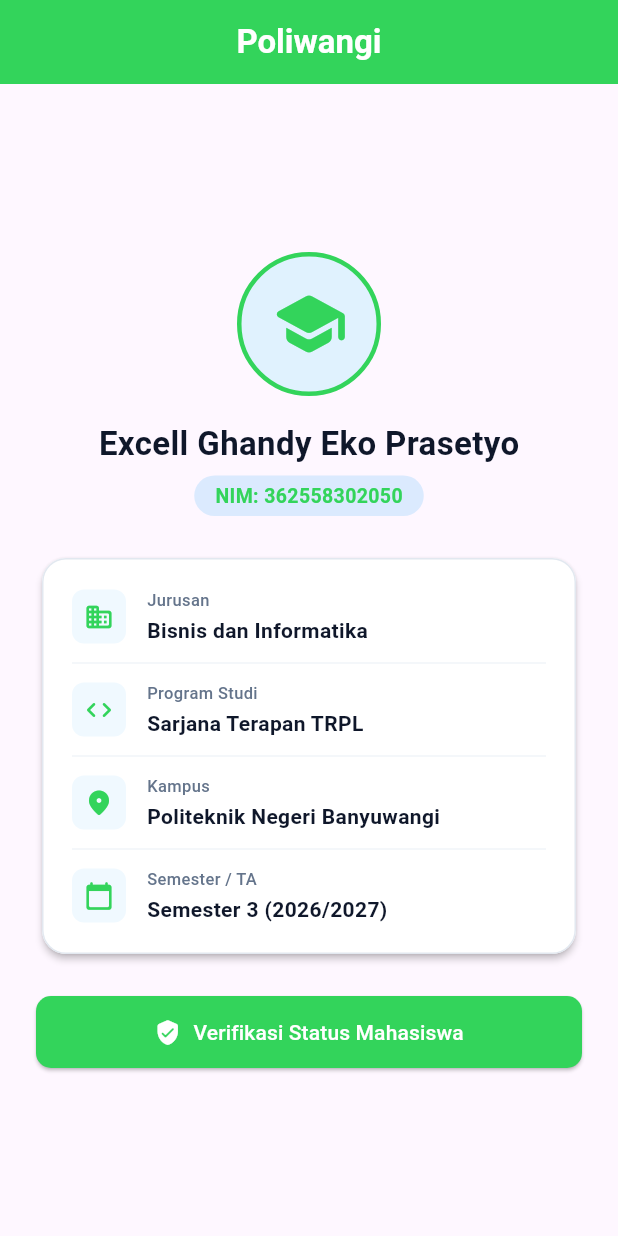
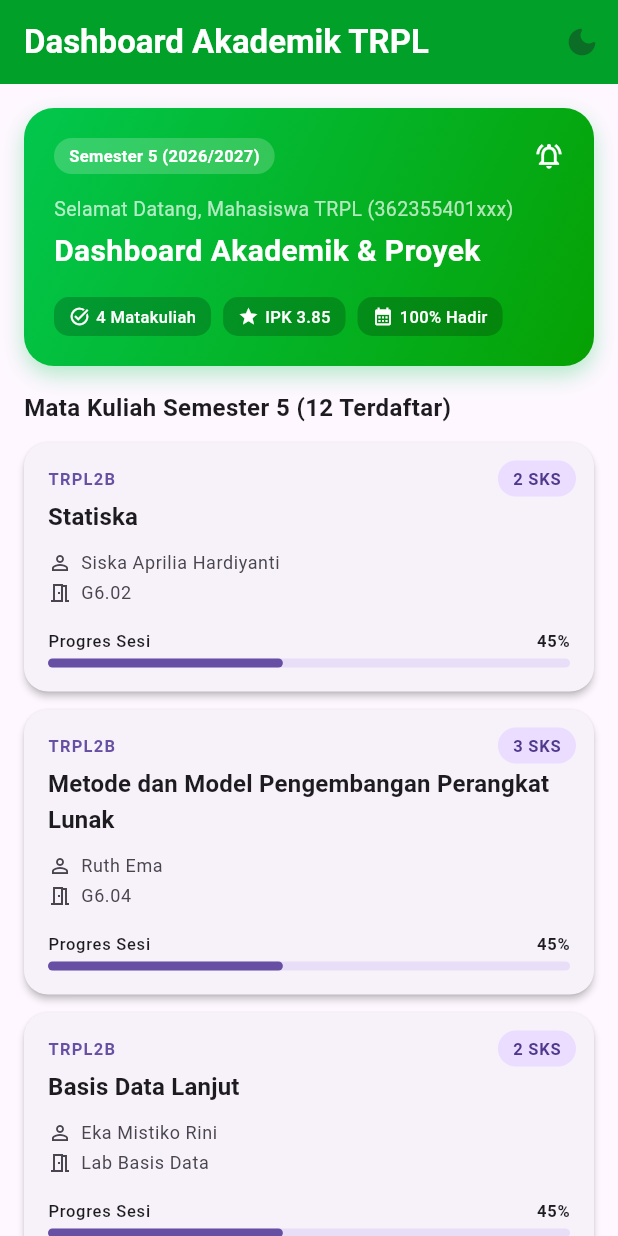
Before and after one commit to excelyoiii-droid/ExcellSukasendiri.github.io, a Flutter app: the screen it shows after launch, on a phone screen of 412 x 824 dp. Run offline on Flutter 3.47's test engine with Material 3 defaults, Android fonts, the phone set to English and light mode, and no system bars.

Commit message:
feat(w02): implement responsive academic dashboard with layoutbuilder and m3 theme

```diff
--- a/lib/main.dart
+++ b/lib/main.dart
@@ -1,6 +1,5 @@
 import 'package:flutter/material.dart';
-import 'modul_01/profile_screen.dart';
-
+import 'package:flutter_2/modul_02/academic_dashboard_screen.dart';
 void main() {
   runApp(const MyApp());
 }
@@ -16,7 +15,7 @@
       theme: ThemeData(
         primarySwatch: Colors.blue,
       ),
-      home: const ProfileScreen(),
+      home: const AcademicDashboardScreen(),
     );
   }
 }
--- /dev/null
+++ b/lib/modul_02/academic_dashboard_screen.dart
@@ -0,0 +1,106 @@
+import 'package:flutter/material.dart';
+import 'models/course.dart';
+import 'widgets/course_card.dart';
+import 'widgets/header_banner.dart';
+
+/// Tampilan dashboard. Widget ini TIDAK mengatur tema sendiri: ia membaca
+/// `themeMode` dari konstruktor dan melaporkan aksi tombol lewat
+/// `onToggleTheme`. Tema tetap terpusat di `MaterialApp` (modul_02_app.dart).
+class AcademicDashboardScreen extends StatelessWidget {
+  const AcademicDashboardScreen({
+    super.key,
+    this.themeMode = ThemeMode.light,
+    this.onToggleTheme,
+  });
+
+  final ThemeMode themeMode;
+  final VoidCallback? onToggleTheme;
+
+  // Daftar mata kuliah bersifat tetap (tidak berubah selama aplikasi hidup),
+  // sehingga cukup menjadi data statis — bukan state.
+  static final List<Course> _courses = Course.getSampleCourses();
+
+  bool get _isDarkMode => themeMode == ThemeMode.dark;
+
+  @override
+  Widget build(BuildContext context) {
+    return Scaffold(
+      appBar: AppBar(
+        title: const Text(
+          'Dashboard Akademik TRPL',
+          style: TextStyle(fontWeight: FontWeight.bold),
+        ),
+        backgroundColor: const Color.fromARGB(255, 1, 161, 41),
+        foregroundColor: Colors.white,
+        actions: [
+          IconButton(
+            icon: Icon(_isDarkMode ? Icons.light_mode_rounded : Icons.dark_mode_rounded),
+            tooltip: _isDarkMode ? 'Mode Terang' : 'Mode Gelap',
+            // Aksi diteruskan ke atas; layar tidak mengubah tema sendiri.
+            onPressed: onToggleTheme,
+          ),
+        ],
+      ),
+      // LayoutBuilder membaca ukuran layar untuk menentukan tata letak responsif
+      body: LayoutBuilder(
+        builder: (context, constraints) {
+          // Breakpoint 600dp: Tablet / Landscape menggunakan 2 kolom
+          if (constraints.maxWidth >= 600) {
+            return Padding(
+              padding: const EdgeInsets.all(20.0),
+              child: Row(
+                crossAxisAlignment: CrossAxisAlignment.start,
+                children: [
+                  // Kolom kiri: banner profil
+                  const Expanded(
+                    flex: 2,
+                    child: SingleChildScrollView(
+                      child: HeaderBanner(),
+                    ),
+                  ),
+                  const SizedBox(width: 20),
+                  // Kolom kanan: jumlah kolom mengikuti ruang yang tersedia.
+                  Expanded(
+                    flex: 3,
+                    child: GridView.builder(
+                      gridDelegate: const SliverGridDelegateWithMaxCrossAxisExtent(
+                        // Lebar kartu tidak melebihi 340 dp. Pada ruang yang
+                        // cukup GridView menambah kolom; pada ruang sempit
+                        // jumlah kolom otomatis berkurang.
+                        maxCrossAxisExtent: 340,
+                        crossAxisSpacing: 16,
+                        mainAxisSpacing: 16,
+                        // Tinggi eksplisit agar seluruh isi CourseCard muat.
+                        // Jangan gabungkan dengan childAspectRatio.
+                        mainAxisExtent: 240,
+                      ),
+                      itemCount: _courses.length,
+                      itemBuilder: (context, index) {
+                        return CourseCard(course: _courses[index]);
+                      },
+                    ),
+                  ),
+                ],
+              ),
+            );
+          }
+
+          // Default (smartphone): tata letak 1 kolom vertikal
+          return ListView(
+            padding: const EdgeInsets.all(16),
+            children: [
+              const HeaderBanner(),
+              const SizedBox(height: 16),
+              Text(
+                'Mata Kuliah Semester 5 (${_courses.length} Terdaftar)',
+                style: const TextStyle(fontSize: 16, fontWeight: FontWeight.bold),
+              ),
+              const SizedBox(height: 12),
+              ..._courses.map((course) => CourseCard(course: course)),
+            ],
+          );
+        },
+      ),
+    );
+  }
+}
--- /dev/null
+++ b/lib/modul_02/models/course.dart
@@ -0,0 +1,119 @@
+// Model data untuk mata kuliah
+class Course {
+  final String code;
+  final String name;
+  final String lecturer;
+  final int sks;
+  final double progress; // progres silabus (0.0 - 1.0)
+  final String room;
+
+  const Course({
+    required this.code,
+    required this.name,
+    required this.lecturer,
+    required this.sks,
+    required this.progress,
+    this.room = 'Lab Komputer 3',
+  });
+
+  // Data dummy untuk bahan praktikum & testing
+  static List<Course> getSampleCourses() {
+    return const [
+      Course(
+        code: 'TRPL2B',
+        name: 'Statiska',
+        lecturer: 'Siska Aprilia Hardiyanti',
+        sks: 2,
+        progress: 0.45,
+        room: 'G6.02',
+      ),
+      Course(
+        code: 'TRPL2B',
+        name: 'Metode dan Model Pengembangan Perangkat Lunak',
+        lecturer: 'Ruth Ema',
+        sks: 3,
+        progress: 0.45,
+        room: 'G6.04',
+      ),
+      Course(
+        code: 'TRPL2B',
+        name: 'Basis Data Lanjut',
+        lecturer: 'Eka Mistiko Rini',
+        sks: 2,
+        progress: 0.45,
+        room: 'Lab Basis Data',
+      ),
+      Course(
+        code: 'TRPL2B',
+        name: 'Pratikum Basis Data Lanjut',
+        lecturer: 'Eka Mistiko Rini',
+        sks: 3,
+        progress: 0.45,
+        room: 'Lab Basis Data',
+      ),
+      Course(
+        code: 'TRPL2B',
+        name: 'Rekayasa Kebutuhan Perangkat Lunak',
+        lecturer: 'Eka Novita Sari',
+        sks: 2,
+        progress: 0.45,
+        room: 'G4.01',
+      ),
+      Course(code: 'TRPL2B',
+        name: 'Interoperabilitas',
+        lecturer: 'I Wayan',
+        sks: 2,
+        progress: 0.45,
+        room: 'Lab TUK',
+      ),
+      Course(
+        code: 'TRPL2B',
+        name: 'Praktikum Interoperabilitas',
+        lecturer: 'I Wayan',
+        sks: 3,
+        progress: 0.45,
+        room: 'Lab TUK',
+      ),
+      Course(
+        code: 'TRPL2B',
+        name: 'Pemrograman Web Lanjut',
+        lecturer: 'Devit',
+        sks: 2,
+        progress: 0.45,
+        room: 'Lab Pemrograman 2',
+      ),
+      Course(
+        code: 'TRPL2B',
+        name: 'Praktikum Pemrograman Web Lanjut',
+        lecturer: 'Devit',
+        sks: 3,
+        progress: 0.45,
+        room: 'Lab Pemrograman 2',
+      ),
+      Course(
+        code: 'TRPL2B',
+        name: 'Pancasila',
+        lecturer: 'Ninik Sri Rahayu Wilujeng',
+        sks: 2,
+        progress: 0.45,
+        room: 'G5.01',
+      ),
+      Course(
+        code: 'TRPL2B',
+        name: 'Pemrograman Perangkat Bergerak',
+        lecturer: 'Galih',
+        sks: 2,
+        progress: 0.45,
+        room: 'Lab TUK',
+      ),
+      Course(
+        code: 'TRPL2B',
+        name: 'Praktikum Pemrograman Perangkat Bergerak',
+        lecturer: 'Galih',
+        sks: 3,
+        progress: 0.45,
+        room: 'Lab TUK',
+      ),
+    ];
+  }
+}
--- /dev/null
+++ b/lib/modul_02/modul_02_app.dart
@@ -0,0 +1,64 @@
+import 'package:flutter/material.dart';
+
+import 'academic_dashboard_screen.dart';
+
+/// Pemilik state tema aplikasi Modul 02.
+///
+/// State `ThemeMode` sengaja diletakkan DI SINI — di atas `MaterialApp` —
+/// bukan di dalam layar. Itulah pola terpusat pada §2.6: `MaterialApp`
+/// menerima `theme`, `darkTheme`, dan `themeMode` sekaligus.
+class Modul02App extends StatefulWidget {
+  const Modul02App({super.key});
+
+  @override
+  State<Modul02App> createState() => _Modul02AppState();
+}
+
+class _Modul02AppState extends State<Modul02App> {
+  // Satu-satunya state di lapisan aplikasi: mode tema yang sedang aktif.
+  ThemeMode _themeMode = ThemeMode.light;
+
+  void _toggleTheme() {
+    setState(() {
+      _themeMode = _themeMode == ThemeMode.dark
+          ? ThemeMode.light
+          : ThemeMode.dark;
+    });
+  }
+
+  @override
+  Widget build(BuildContext context) {
+    return MaterialApp(
+      debugShowCheckedModeBanner: false,
+      title: 'Modul 02 — Declarative UI & Responsive Layout',
+      // Tema terang (default)
+      theme: ThemeData(
+        useMaterial3: true,
+        colorScheme: ColorScheme.fromSeed(
+          seedColor: const Color.fromARGB(255, 5, 212, 19),
+          brightness: Brightness.light,
+        ),
+        cardTheme: CardThemeData(
+          elevation: 2,
+          shape: RoundedRectangleBorder(
+            borderRadius: BorderRadius.circular(16),
+          ),
+        ),
+      ),
+      // Tema gelap
+      darkTheme: ThemeData(
+        useMaterial3: true,
+        colorScheme: ColorScheme.fromSeed(
+          seedColor: const Color.fromARGB(255, 2, 163, 23),
+          brightness: Brightness.dark,
+        ),
+      ),
+      // Ditentukan oleh tombol di AppBar, bukan oleh pengaturan OS.
+      themeMode: _themeMode,
+      home: AcademicDashboardScreen(
+        themeMode: _themeMode,
+        onToggleTheme: _toggleTheme,
+      ),
+    );
+  }
+}
--- /dev/null
+++ b/lib/modul_02/widgets/course_card.dart
@@ -0,0 +1,129 @@
+import 'package:flutter/material.dart';
+import '../models/course.dart';
+
+class CourseCard extends StatelessWidget {
+  final Course course;
+
+  const CourseCard({super.key, required this.course});
+
+  @override
+  Widget build(BuildContext context) {
+    final theme = Theme.of(context);
+
+    return Card(
+      elevation: 2,
+      margin: const EdgeInsets.only(bottom: 12),
+      shape: RoundedRectangleBorder(borderRadius: BorderRadius.circular(16)),
+      // Pakai Stack agar badge SKS bisa menimpa pojok kanan atas kartu
+      child: Stack(
+        children: [
+          // Konten utama kartu
+          Padding(
+            padding: const EdgeInsets.all(16.0),
+            child: Column(
+              crossAxisAlignment: CrossAxisAlignment.start,
+              children: [
+                Text(
+                  course.code,
+                  style: theme.textTheme.labelSmall?.copyWith(
+                    color: theme.colorScheme.primary,
+                    fontWeight: FontWeight.bold,
+                    letterSpacing: 0.8,
+                  ),
+                ),
+                const SizedBox(height: 6),
+
+                // Batasi judul maksimal 2 baris agar tinggi kartu tetap konsisten
+                Text(
+                  course.name,
+                  maxLines: 2,
+                  overflow: TextOverflow.ellipsis,
+                  style: theme.textTheme.titleMedium?.copyWith(
+                    fontWeight: FontWeight.bold,
+                  ),
+                ),
+                const SizedBox(height: 10),
+
+                // Info dosen pengampu
+                Row(
+                  children: [
+                    Icon(Icons.person_outline, size: 16, color: theme.colorScheme.onSurfaceVariant),
+                    const SizedBox(width: 6),
+                    Expanded(
+                      child: Text(
+                        course.lecturer,
+                        maxLines: 1,
+                        overflow: TextOverflow.ellipsis,
+                        style: theme.textTheme.bodySmall?.copyWith(color: theme.colorScheme.onSurfaceVariant),
+                      ),
+                    ),
+                  ],
+                ),
+                const SizedBox(height: 4),
+
+                // Ruang kelas/lab
+                Row(
+                  children: [
+                    Icon(Icons.meeting_room_outlined, size: 16, color: theme.colorScheme.onSurfaceVariant),
+                    const SizedBox(width: 6),
+                    Text(
+                      course.room,
+                      style: theme.textTheme.bodySmall?.copyWith(color: theme.colorScheme.onSurfaceVariant),
+                    ),
+                  ],
+                ),
+                // Jarak vertikal tetap sebelum progress bar.
+                // Jangan gunakan Spacer: tinggi Column ini mengikuti konten Card,
+                // sehingga tidak memiliki sisa tinggi yang pasti untuk dibagi.
+                const SizedBox(height: 16),
+
+                // Progress bar silabus
+                Column(
+                  crossAxisAlignment: CrossAxisAlignment.start,
+                  children: [
+                    Row(
+                      mainAxisAlignment: MainAxisAlignment.spaceBetween,
+                      children: [
+                        Text('Progres Sesi', style: theme.textTheme.labelSmall),
+                        Text(
+                          '${(course.progress * 100).toInt()}%',
+                          style: theme.textTheme.labelSmall?.copyWith(fontWeight: FontWeight.bold),
+                        ),
+                      ],
+                    ),
+                    const SizedBox(height: 4),
+                    LinearProgressIndicator(
+                      value: course.progress,
+                      borderRadius: BorderRadius.circular(4),
+                      minHeight: 6,
+                    ),
+                  ],
+                ),
+              ],
+            ),
+          ),
+
+          // Badge SKS di pojok kanan atas
+          Positioned(
+            top: 12,
+            right: 12,
+            child: Container(
+              padding: const EdgeInsets.symmetric(horizontal: 10, vertical: 4),
+              decoration: BoxDecoration(
+                color: theme.colorScheme.primaryContainer,
+                borderRadius: BorderRadius.circular(12),
+              ),
+              child: Text(
+                '${course.sks} SKS',
+                style: theme.textTheme.labelSmall?.copyWith(
+                  color: theme.colorScheme.onPrimaryContainer,
+                  fontWeight: FontWeight.bold,
+                ),
+              ),
+            ),
+          ),
+        ],
+      ),
+    );
+  }
+}
--- /dev/null
+++ b/lib/modul_02/widgets/header_banner.dart
@@ -0,0 +1,106 @@
+import 'package:flutter/material.dart';
+
+// Banner header profil mahasiswa di bagian atas dashboard
+class HeaderBanner extends StatelessWidget {
+  final String studentName;
+  final String nim;
+
+  const HeaderBanner({
+    super.key,
+    this.studentName = 'Mahasiswa TRPL',
+    this.nim = '362355401xxx',
+  });
+
+  @override
+  Widget build(BuildContext context) {
+    return Container(
+      width: double.infinity,
+      padding: const EdgeInsets.all(20),
+      decoration: BoxDecoration(
+        gradient: const LinearGradient(
+          colors: [Color.fromARGB(255, 2, 199, 77), Color.fromARGB(255, 6, 161, 3)],
+          begin: Alignment.topLeft,
+          end: Alignment.bottomRight,
+        ),
+        borderRadius: BorderRadius.circular(20),
+        boxShadow: [
+          BoxShadow(
+            color: const Color.fromARGB(255, 2, 199, 77).withValues(alpha: 0.3),
+            blurRadius: 12,
+            offset: const Offset(0, 6),
+          ),
+        ],
+      ),
+      child: Column(
+        crossAxisAlignment: CrossAxisAlignment.start,
+        children: [
+          Row(
+            mainAxisAlignment: MainAxisAlignment.spaceBetween,
+            children: [
+              Container(
+                padding: const EdgeInsets.symmetric(horizontal: 10, vertical: 4),
+                decoration: BoxDecoration(
+                  color: Colors.white.withValues(alpha: 0.2),
+                  borderRadius: BorderRadius.circular(12),
+                ),
+                child: const Text(
+                  'Semester 5 (2026/2027)',
+                  style: TextStyle(color: Colors.white, fontSize: 11, fontWeight: FontWeight.w600),
+                ),
+              ),
+              const Icon(Icons.notifications_active_outlined, color: Colors.white, size: 20),
+            ],
+          ),
+          const SizedBox(height: 14),
+          Text(
+            'Selamat Datang, $studentName ($nim)',
+            style: const TextStyle(color: Colors.white70, fontSize: 13),
+          ),
+          const SizedBox(height: 4),
+          const Text(
+            'Dashboard Akademik & Proyek',
+            style: TextStyle(color: Colors.white, fontSize: 20, fontWeight: FontWeight.bold),
+          ),
+          const SizedBox(height: 16),
+          // Wrap mencegah overflow pada layar sempit atau font besar.
+          const Wrap(
+            spacing: 8,
+            runSpacing: 8,
+            children: [
+              _StatPill(icon: Icons.task_alt, label: '4 Matakuliah'),
+              _StatPill(icon: Icons.grade, label: 'IPK 3.85'),
+              _StatPill(icon: Icons.calendar_month, label: '100% Hadir'),
+            ],
+          ),
+        ],
+      ),
+    );
+  }
+}
+
+// Widget kecil untuk menampilkan pill status (ikon + label)
+class _StatPill extends StatelessWidget {
+  final IconData icon;
+  final String label;
+
+  const _StatPill({required this.icon, required this.label});
+
+  @override
+  Widget build(BuildContext context) {
+    return Container(
+      padding: const EdgeInsets.symmetric(horizontal: 10, vertical: 5),
+      decoration: BoxDecoration(
+        color: Colors.black.withValues(alpha: 0.2),
+        borderRadius: BorderRadius.circular(10),
+      ),
+      child: Row(
+        mainAxisSize: MainAxisSize.min,
+        children: [
+          Icon(icon, size: 14, color: Colors.white),
+          const SizedBox(width: 4),
+          Text(label, style: const TextStyle(color: Colors.white, fontSize: 11, fontWeight: FontWeight.w500)),
+        ],
+      ),
+    );
+  }
+}
```
Also changed, not shown: 1 other file.
